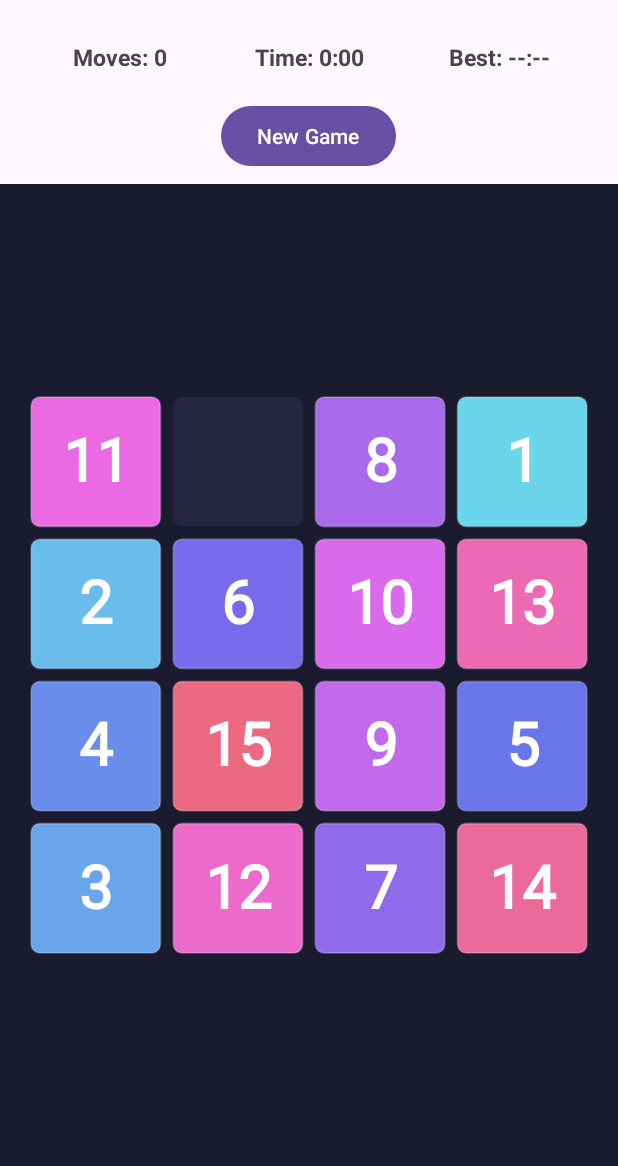
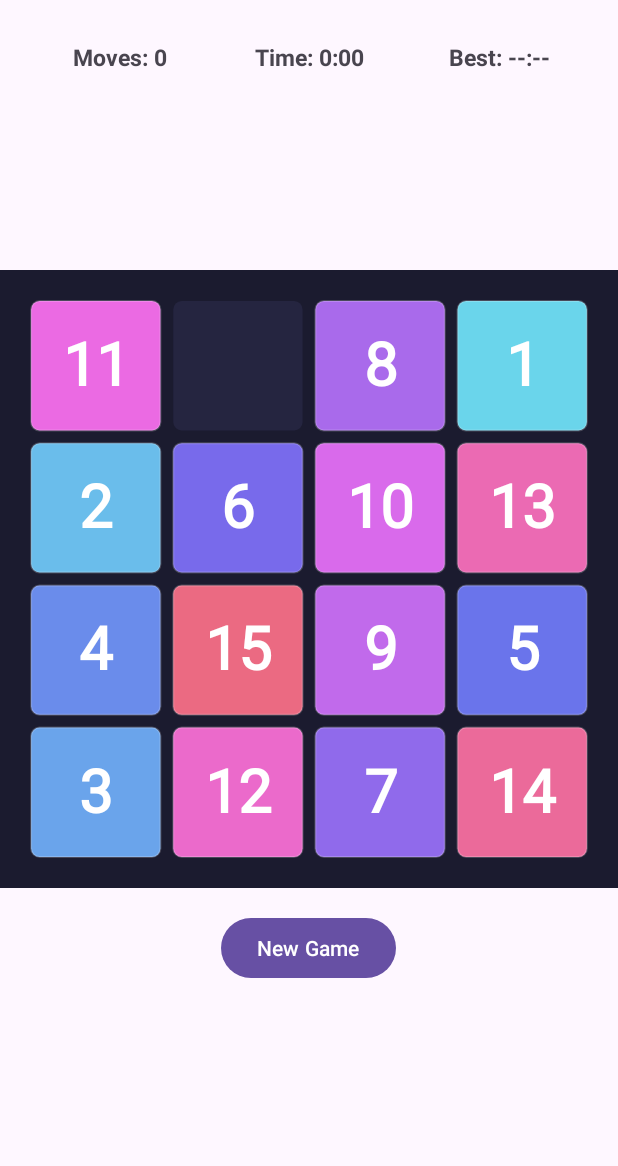
Before and after one commit to nkhotimskii/15Puzzle, an Android app: the screen it shows after launch (MainActivity), on a phone screen of 412 x 824 dp, the part 70-1236 px from its top. Run offline under Robolectric (Android 15) with nearby library versions, the light colour scheme and no system bars.

Commit message:
Move the New Game button under the tiles, remove the Keep playing button that appears after winning the game, replace the New Game button in the popup with the OK button

```diff
--- a/app/src/main/java/com/example/puzzlegame/ui/MainActivity.java
+++ b/app/src/main/java/com/example/puzzlegame/ui/MainActivity.java
@@ -119,8 +119,7 @@ public class MainActivity extends AppCompatActivity implements PuzzleView.Listen
         new MaterialAlertDialogBuilder(this)
                 .setTitle(R.string.solved_title)
                 .setMessage(getString(R.string.solved_message, moves, currentTime))
-                .setPositiveButton(R.string.new_game, (dialog, which) -> viewModel.newGame())
-                .setNegativeButton(R.string.keep_playing, (dialog, which) -> dialog.dismiss())
+                .setPositiveButton(R.string.ok, (dialog, which) -> dialog.dismiss())
                 .show();
     }
 
--- a/app/src/main/java/com/example/puzzlegame/ui/PuzzleView.java
+++ b/app/src/main/java/com/example/puzzlegame/ui/PuzzleView.java
@@ -142,6 +142,18 @@ public class PuzzleView extends View {
         });
         animator.start();
         invalidate();
+    }
+
+    @Override
+    protected void onMeasure(int widthMeasureSpec, int heightMeasureSpec) {
+        int width = MeasureSpec.getSize(widthMeasureSpec);
+        int height = MeasureSpec.getSize(heightMeasureSpec);
+        int size = Math.min(width, height);
+        if (size <= 0) {
+            super.onMeasure(widthMeasureSpec, heightMeasureSpec);
+            return;
+        }
+        setMeasuredDimension(size, size);
     }
 
     @Override
--- a/app/src/main/res/layout/activity_main.xml
+++ b/app/src/main/res/layout/activity_main.xml
@@ -56,25 +56,22 @@
 
     <LinearLayout
         android:layout_width="match_parent"
-        android:layout_height="wrap_content"
-        android:gravity="center_horizontal"
-        android:orientation="horizontal"
-        android:paddingStart="16dp"
-        android:paddingEnd="16dp"
-        android:paddingTop="8dp"
-        android:paddingBottom="8dp">
+        android:layout_height="0dp"
+        android:layout_weight="1"
+        android:gravity="center"
+        android:orientation="vertical">
+
+        <com.example.puzzlegame.ui.PuzzleView
+            android:id="@+id/puzzle_view"
+            android:layout_width="match_parent"
+            android:layout_height="wrap_content" />
 
         <Button
             android:id="@+id/new_game_button"
             android:layout_width="wrap_content"
             android:layout_height="wrap_content"
+            android:layout_marginTop="16dp"
             android:text="@string/new_game" />
     </LinearLayout>
 
-    <com.example.puzzlegame.ui.PuzzleView
-        android:id="@+id/puzzle_view"
-        android:layout_width="match_parent"
-        android:layout_height="0dp"
-        android:layout_weight="1" />
-
 </LinearLayout>
--- a/app/src/main/res/values/strings.xml
+++ b/app/src/main/res/values/strings.xml
@@ -5,10 +5,10 @@
     <string name="time">Time: %1$s</string>
     <string name="best">Best: %1$s</string>
     <string name="new_game">New Game</string>
-    <string name="keep_playing">Keep playing</string>
 
     <string name="solved_title">Puzzle solved!</string>
     <string name="solved_message">You solved the puzzle in %1$d moves in %2$s.</string>
+    <string name="ok">OK</string>
 
     <string name="menu_difficulty">Difficulty</string>
     <string name="menu_settings">Settings</string>
```
Also changed, not shown: 1 other file.
